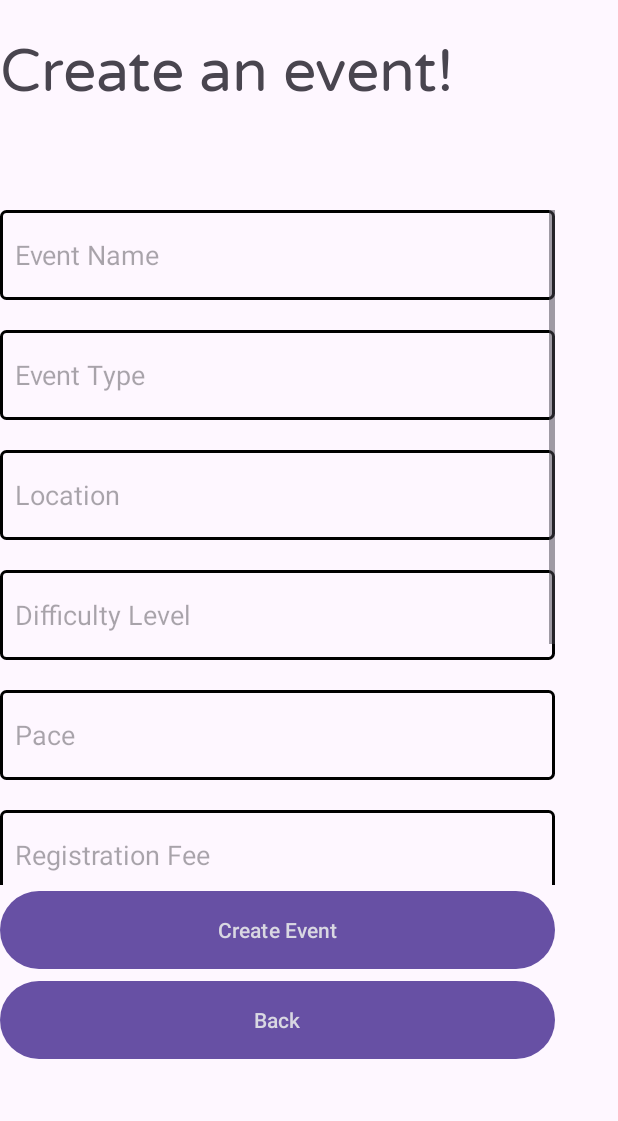
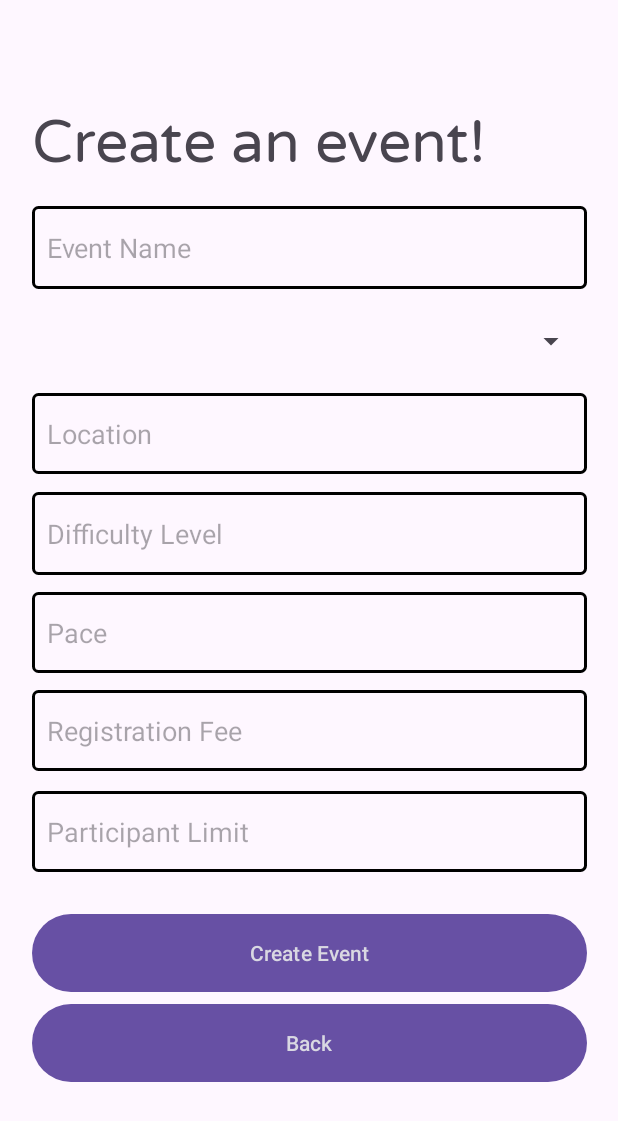
Before and after one commit to taradenaud/GoodCycle, an Android app: the admin_eventCreation screen opened directly, with no data from a screen before it, on a phone screen of 412 x 824 dp. Shown: the top 1121 px of the screen. Run offline under Robolectric (Android 15) with nearby library versions, the phone set to English and light mode, and no system bars; our stand-ins replace Firebase (no records; nobody signed in at launch, a user with empty details on screens opened directly).

Commit message:
Admin pages changes, event creation spinner needs to be fixed

```diff
--- a/app/src/main/java/com/example/seg2105/LoginPage.java
+++ b/app/src/main/java/com/example/seg2105/LoginPage.java
@@ -8,6 +8,7 @@ import android.os.Bundle;
 import android.view.View;
 import android.widget.Button;
 import android.widget.EditText;
+import android.widget.TextView;
 
 import com.google.firebase.database.DataSnapshot;
 import com.google.firebase.database.DatabaseError;
@@ -36,7 +37,7 @@ public class LoginPage extends AppCompatActivity {
                 finish(); // This will navigate back to the previous page
             }
         });
-
+        TextView logininvalid = findViewById(R.id.checkLoginText);
         LogIn.setOnClickListener(new View.OnClickListener() {
             @Override
             public void onClick(View v) {
@@ -52,6 +53,9 @@ public class LoginPage extends AppCompatActivity {
                         String value = dataSnapshot.getValue(String.class);
                         if(password.equals(value)){
                             setflag();
+                        }
+                        else{
+                            logininvalid.setText("Username or Password is Incorrect");
                         }
                     }
 
--- a/app/src/main/java/com/example/seg2105/admin_eventCreation.java
+++ b/app/src/main/java/com/example/seg2105/admin_eventCreation.java
@@ -1,12 +1,34 @@
 package com.example.seg2105;
 
+import androidx.annotation.NonNull;
+import androidx.annotation.Nullable;
 import androidx.appcompat.app.AppCompatActivity;
 
 import android.os.Bundle;
 import android.view.View;
+import android.widget.ArrayAdapter;
 import android.widget.Button;
+import android.widget.EditText;
+import android.widget.ListView;
+import android.widget.Spinner;
+
+import com.google.firebase.database.ChildEventListener;
+import com.google.firebase.database.DataSnapshot;
+import com.google.firebase.database.DatabaseError;
+import com.google.firebase.database.DatabaseReference;
+import com.google.firebase.database.FirebaseDatabase;
+
+import java.sql.Array;
+import java.util.ArrayList;
+import java.util.List;
 
 public class admin_eventCreation extends AppCompatActivity {
+
+    private ListView TypesList;
+    private ArrayList<String> ArrayList = new ArrayList<String>();
+    private ArrayAdapter adapter;
+    private DatabaseReference ref;
+    private String Selected;
 
     @Override
     protected void onCreate(Bundle savedInstanceState) {
@@ -14,6 +36,42 @@ public class admin_eventCreation extends AppCompatActivity {
         setContentView(R.layout.admin_event_creation);
 
         Button backButton = findViewById(R.id.backbutton);
+        Spinner eventType = (Spinner) findViewById(R.id.eventType);
+        eventType.setAdapter(adapter);
+        ref = FirebaseDatabase.getInstance().getReference("eventtypes");
+        ref.addChildEventListener(new ChildEventListener() {
+            @Override
+            public void onChildAdded(@NonNull DataSnapshot snapshot, @Nullable String previousChildName) {
+                String type = snapshot.child("name").getValue(String.class);
+                ArrayList.add(type);
+                adapter.notifyDataSetChanged();
+            }
+
+            @Override
+            public void onChildChanged(@NonNull DataSnapshot snapshot, @Nullable String previousChildName) {
+                if(ArrayList.size() > 0){
+                    ArrayList.clear();
+                }
+                String type = snapshot.child("eventtype").getValue(String.class);
+                ArrayList.add(type);
+                adapter.notifyDataSetChanged();
+            }
+
+            @Override
+            public void onChildRemoved(@NonNull DataSnapshot snapshot) {
+
+            }
+
+            @Override
+            public void onChildMoved(@NonNull DataSnapshot snapshot, @Nullable String previousChildName) {
+                adapter.notifyDataSetChanged();
+            }
+
+            @Override
+            public void onCancelled(@NonNull DatabaseError error) {
+
+            }
+        });
 
         backButton.setOnClickListener(new View.OnClickListener() {
             @Override
@@ -21,5 +79,57 @@ public class admin_eventCreation extends AppCompatActivity {
                 finish(); // This will navigate back to the previous page
             }
         });
+        int size = ArrayList.size();
+        String[] types = new String[size];
+        for (int i= 0; i<size; i++){
+            types[i] = ArrayList.get(i);
+        }
+        adapter = new ArrayAdapter(this, android.R.layout.simple_spinner_item , types);
+        adapter.setDropDownViewResource(android.R.layout.simple_spinner_dropdown_item);
+
+        Button CreateEvent = (Button) findViewById(R.id.createEventBtn);
+        EditText eventName = (EditText) findViewById(R.id.eventName);
+        EditText location = (EditText) findViewById(R.id.region);
+        EditText DifficultyLevel = (EditText) findViewById(R.id.level);
+        EditText pace = (EditText) findViewById(R.id.pace);
+        EditText regFee = (EditText) findViewById(R.id.RegFee);
+        EditText participantLimit = (EditText) findViewById(R.id.participantlimit);
+        CreateEvent.setOnClickListener(new View.OnClickListener() {
+            @Override
+            public void onClick(View v) {
+                int count = 0;
+                for (int i = 0; i< ArrayList.size(); i++){
+                    if( eventType.getSelectedItem().equals(ArrayList.get(i))){
+                        count = i;
+                    }
+                }
+                String eT = String.valueOf(ArrayList.get(count));
+                String eN = String.valueOf(eventName.getText());
+                String loc = String.valueOf(location.getText());
+                String DL = String.valueOf(DifficultyLevel.getText());
+                String p = String.valueOf(pace.getText());
+                String rF = String.valueOf(regFee.getText());
+                String Pl = String.valueOf(participantLimit.getText());
+
+                FirebaseDatabase database = FirebaseDatabase.getInstance();
+                DatabaseReference eventName = database.getReference("events/"+eN+"/name");
+                DatabaseReference eventType = database.getReference("events/"+eN+"/eventtype");
+                DatabaseReference Location = database.getReference("events/"+eN+"/location");
+                DatabaseReference Level = database.getReference("events/"+eN+"/level");
+                DatabaseReference pace = database.getReference("events/"+eN+"/pace");
+                DatabaseReference regFee = database.getReference("events/"+eN+"/registrationFee");
+                DatabaseReference participantLimit = database.getReference("events/"+eN+"/participantLimit");
+
+                eventName.setValue(eN);
+                eventType.setValue(eT);
+                Location.setValue(loc);
+                Level.setValue(DL);
+                pace.setValue(p);
+                regFee.setValue(rF);
+                participantLimit.setValue(Pl);
+
+                finish();
+            }
+        });
     }
 }
--- a/app/src/main/res/layout/admin_dashboard.xml
+++ b/app/src/main/res/layout/admin_dashboard.xml
@@ -44,7 +44,7 @@
             android:id="@+id/EventTypesbtn"
             android:layout_width="match_parent"
             android:layout_height="wrap_content"
-            android:text="@string/create_event" />
+            android:text="@string/event_types" />
 
         <Button
             android:id="@+id/Eventsbtn"
--- a/app/src/main/res/layout/admin_event_creation.xml
+++ b/app/src/main/res/layout/admin_event_creation.xml
@@ -2,6 +2,7 @@
 <androidx.constraintlayout.widget.ConstraintLayout xmlns:android="http://schemas.android.com/apk/res/android"
     xmlns:app="http://schemas.android.com/apk/res-auto"
     xmlns:tools="http://schemas.android.com/tools"
+    android:id="@+id/constraint"
     android:layout_width="match_parent"
     android:layout_height="match_parent"
     tools:context=".admin_eventCreation">
@@ -9,9 +10,15 @@
     <LinearLayout
         android:layout_width="370dp"
         android:layout_height="wrap_content"
+        android:layout_marginStart="21dp"
+        android:layout_marginEnd="21dp"
+        android:layout_marginBottom="52dp"
         android:gravity="center"
         android:orientation="vertical"
-        tools:layout_editor_absoluteX="20dp">
+        app:layout_constraintBottom_toBottomOf="parent"
+        app:layout_constraintEnd_toEndOf="parent"
+        app:layout_constraintStart_toStartOf="parent"
+        app:layout_constraintTop_toTopOf="parent">
 
         <Space
             android:layout_width="match_parent"
@@ -25,13 +32,9 @@
             android:text="@string/create_evnt_text"
             android:textSize="39dp" />
 
-        <Space
-            android:layout_width="match_parent"
-            android:layout_height="60dp" />
-
         <ScrollView
             android:layout_width="match_parent"
-            android:layout_height="450dp" >
+            android:layout_height="478dp">
 
             <LinearLayout
                 android:layout_width="match_parent"
@@ -39,10 +42,14 @@
                 android:orientation="vertical">
 
 
+                <Space
+                    android:layout_width="match_parent"
+                    android:layout_height="10dp" />
+
                 <EditText
                     android:id="@+id/eventName"
                     android:layout_width="match_parent"
-                    android:layout_height="60dp"
+                    android:layout_height="55dp"
                     android:background="@drawable/text_border_1"
                     android:ems="10"
                     android:hint="@string/event_name"
@@ -51,26 +58,21 @@
 
                 <Space
                     android:layout_width="match_parent"
-                    android:layout_height="20dp" />
+                    android:layout_height="10dp" />
 
-                <EditText
+                <Spinner
                     android:id="@+id/eventType"
                     android:layout_width="match_parent"
-                    android:layout_height="60dp"
-                    android:background="@drawable/text_border_1"
-                    android:ems="10"
-                    android:hint="@string/event_type"
-                    android:inputType="text"
-                    android:padding="10dp" />
+                    android:layout_height="49dp" />
 
                 <Space
                     android:layout_width="match_parent"
-                    android:layout_height="20dp" />
+                    android:layout_height="10dp" />
 
                 <EditText
                     android:id="@+id/region"
                     android:layout_width="match_parent"
-                    android:layout_height="60dp"
+                    android:layout_height="54dp"
                     android:background="@drawable/text_border_1"
                     android:ems="10"
                     android:hint="@string/location"
@@ -79,12 +81,12 @@
 
                 <Space
                     android:layout_width="match_parent"
-                    android:layout_height="20dp" />
+                    android:layout_height="12dp" />
 
                 <EditText
                     android:id="@+id/level"
                     android:layout_width="match_parent"
-                    android:layout_height="60dp"
+                    android:layout_height="55dp"
                     android:background="@drawable/text_border_1"
                     android:ems="10"
                     android:hint="@string/diff_lvl"
@@ -93,12 +95,12 @@
 
                 <Space
                     android:layout_width="match_parent"
-                    android:layout_height="20dp" />
+                    android:layout_height="11dp" />
 
                 <EditText
                     android:id="@+id/pace"
                     android:layout_width="match_parent"
-                    android:layout_height="60dp"
+                    android:layout_height="54dp"
                     android:background="@drawable/text_border_1"
                     android:ems="10"
                     android:hint="@string/pace"
@@ -106,12 +108,12 @@
 
                 <Space
                     android:layout_width="match_parent"
-                    android:layout_height="20dp" />
+                    android:layout_height="11dp" />
 
                 <EditText
                     android:id="@+id/RegFee"
                     android:layout_width="match_parent"
-                    android:layout_height="60dp"
+                    android:layout_height="54dp"
                     android:background="@drawable/text_border_1"
                     android:ems="10"
                     android:hint="@string/reg_fee"
@@ -120,36 +122,17 @@
 
                 <Space
                     android:layout_width="match_parent"
-                    android:layout_height="20dp" />
+                    android:layout_height="13dp" />
 
                 <EditText
                     android:id="@+id/participantlimit"
                     android:layout_width="match_parent"
-                    android:layout_height="60dp"
+                    android:layout_height="54dp"
                     android:background="@drawable/text_border_1"
                     android:ems="10"
                     android:hint="@string/participant_limit"
                     android:inputType="text"
                     android:padding="10dp" />
-
-                <Space
-                    android:layout_width="match_parent"
-                    android:layout_height="20dp" />
-
-                <EditText
-                    android:id="@+id/details"
-                    android:layout_width="match_parent"
-                    android:layout_height="120dp"
-                    android:background="@drawable/text_border_1"
-                    android:ems="10"
-                    android:gravity="start|top"
-                    android:hint="@string/event_details"
-                    android:inputType="textMultiLine"
-                    android:padding="10dp" />
-
-                <Space
-                    android:layout_width="match_parent"
-                    android:layout_height="20dp" />
 
 
             </LinearLayout>
@@ -172,7 +155,6 @@
             android:textColorHint="@color/cool_gray_l1" />
 
 
-
     </LinearLayout>
 
 </androidx.constraintlayout.widget.ConstraintLayout>
```
Also changed, not shown: app/src/main/java/com/example/seg2105/AdminEventTypes.java (+6 -1 lines), app/src/main/java/com/example/seg2105/Admin_events.java (+137 -0 lines), app/src/main/java/com/example/seg2105/SignUp.java (+52 -4 lines), app/src/main/java/com/example/seg2105/eventadapter.java (added, +66 -0 lines), app/src/main/java/com/example/seg2105/eventlistitem.java (added, +49 -0 lines), app/src/main/res/layout/activity_admin_events.xml (+28 -8 lines), app/src/main/res/layout/event_list_item.xml (added, +101 -0 lines), app/src/main/res/layout/login_page.xml (+11 -0 lines), app/src/main/res/layout/sign_up.xml (+18 -0 lines), app/src/main/res/values/properties.xml (added, +26 -0 lines), app/src/main/res/values/strings.xml (+11 -0 lines), gradle/wrapper/gradle-wrapper.properties (deleted), 3 other files.
